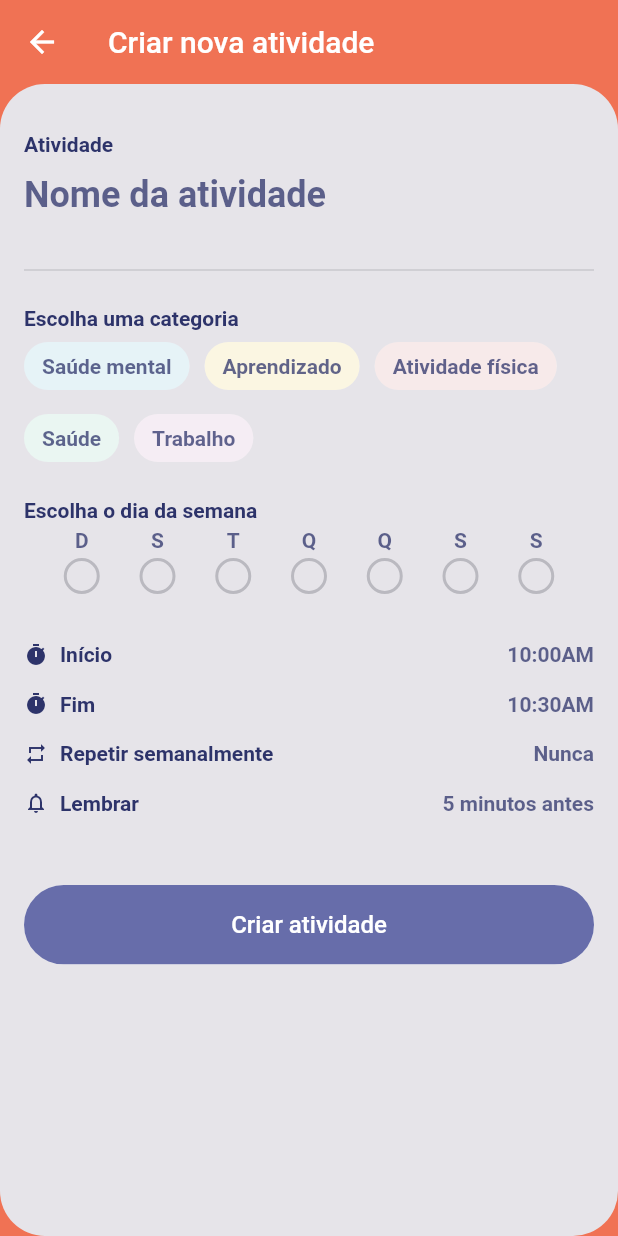
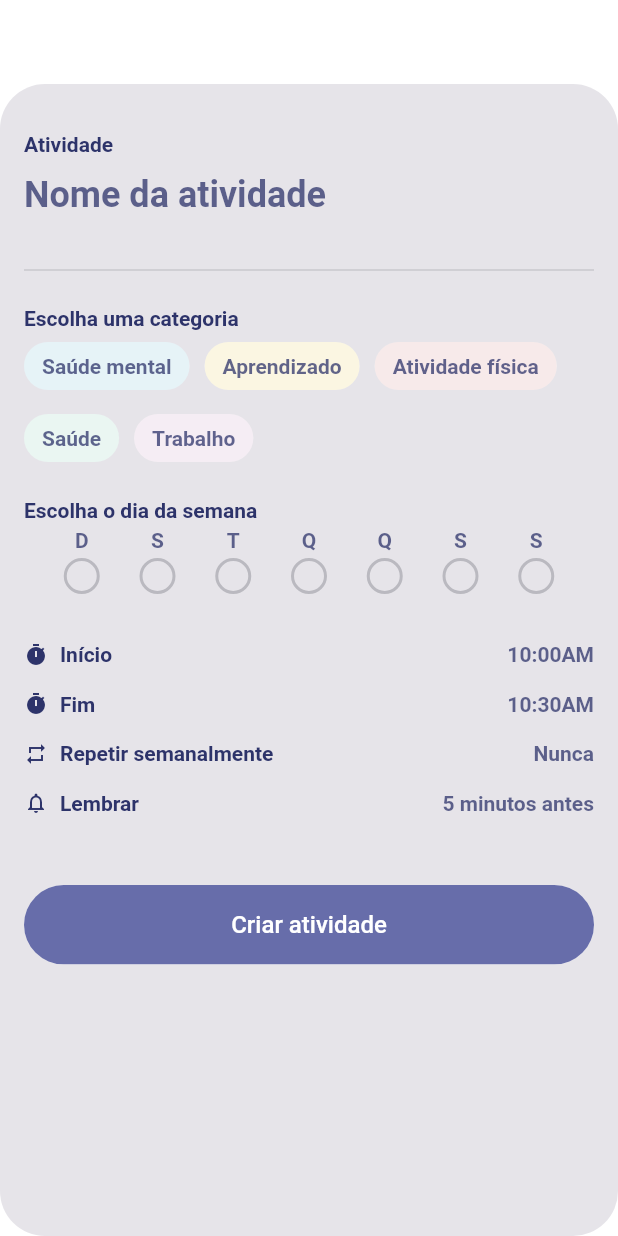
Before and after one commit to doisum/doisum-mobile, a Flutter app: the CreateTaskPage screen opened by its route, on a phone screen of 412 x 824 dp. Run offline on Flutter 3.47's test engine with Material 2 defaults, Android fonts, the phone set to English and light mode, and no system bars; our stand-ins replace sqflite; accounts and stored records are empty.

Commit message:
Transparent background modal

```diff
--- a/lib/presentation/pages/create_task_page.dart
+++ b/lib/presentation/pages/create_task_page.dart
@@ -8,11 +8,10 @@ class CreateTaskPage extends StatelessWidget {
   @override
   Widget build(BuildContext context) {
     return Scaffold(
-      backgroundColor: ORANGE,
+      backgroundColor: TRANSPARENT,
       appBar: AppBar(
         elevation: 0,
         backgroundColor: TRANSPARENT,
-        title: Text('Criar nova atividade'),
       ),
       body: RoundedBodyContent(
         child: SafeArea(
--- a/lib/resources/routes.dart
+++ b/lib/resources/routes.dart
@@ -10,6 +10,7 @@ class Routes {
 
   static Route _createRoute() {
     return PageRouteBuilder(
+      opaque: false,
       pageBuilder: (context, animation, secondaryAnimation) => CreateTaskPage(),
       transitionsBuilder: (context, animation, secondaryAnimation, child) {
         var begin = Offset(0.0, 1.0);
```
